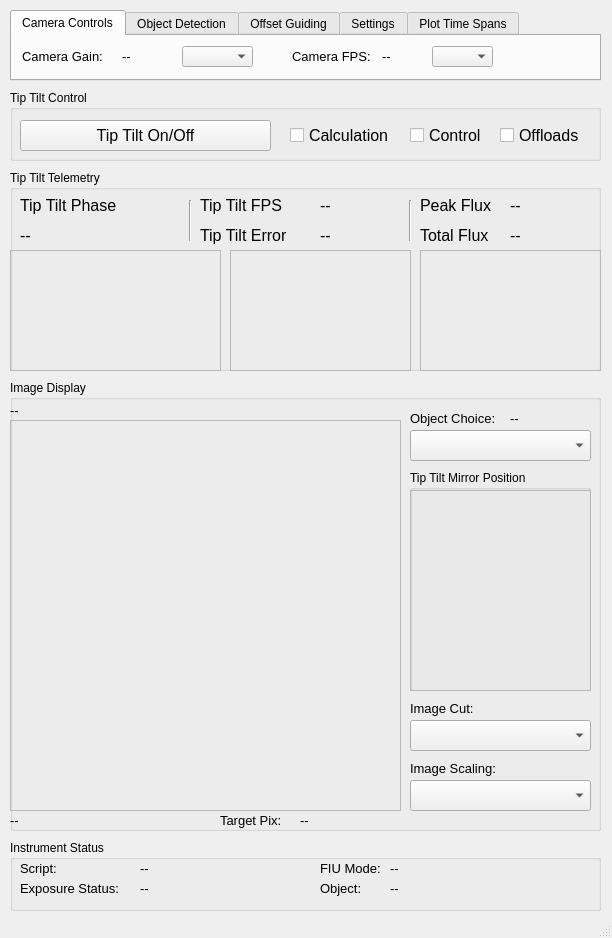
Above: kpf/TT_GUI/TipTiltGUI.ui from KeckObservatory/KPFTranslator before the change. Below: the same form after it.
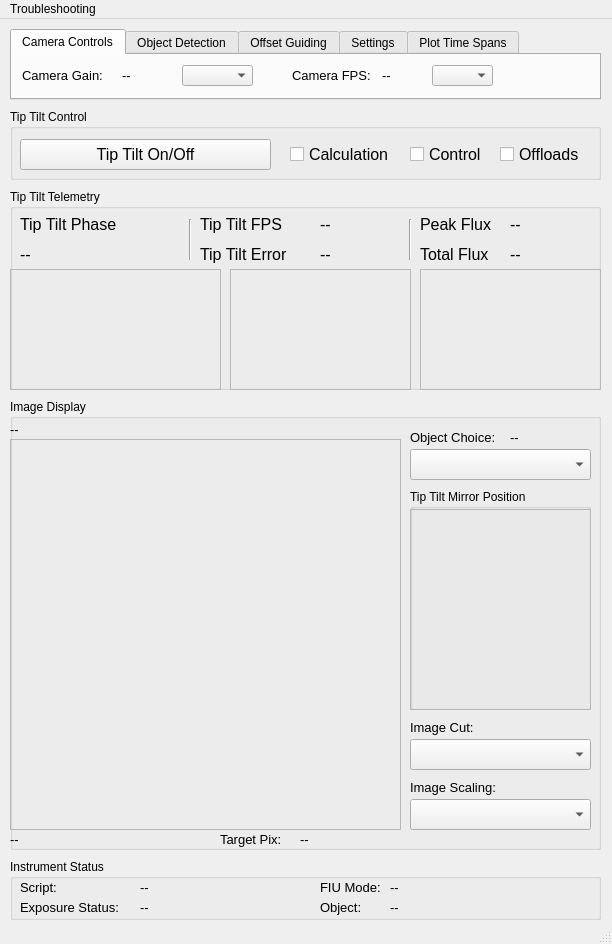
That is the form after the change.

Commit message: Add ability to restart kpfguide dispatchers

```diff
--- a/kpf/TT_GUI/TipTiltGUI.ui
+++ b/kpf/TT_GUI/TipTiltGUI.ui
@@ -7,7 +7,7 @@
     <x>0</x>
     <y>0</y>
     <width>612</width>
-    <height>938</height>
+    <height>944</height>
    </rect>
   </property>
   <property name="windowTitle">
@@ -982,7 +982,7 @@
       <x>10</x>
       <y>840</y>
       <width>591</width>
-      <height>71</height>
+      <height>61</height>
      </rect>
     </property>
     <property name="title">
@@ -1401,7 +1401,41 @@
     </widget>
    </widget>
   </widget>
-  <widget class="QStatusBar" name="statusbar"/>
+  <widget class="QMenuBar" name="menuBar">
+   <property name="geometry">
+    <rect>
+     <x>0</x>
+     <y>0</y>
+     <width>612</width>
+     <height>20</height>
+    </rect>
+   </property>
+   <widget class="QMenu" name="menuTroubleshooting">
+    <property name="title">
+     <string>Troubleshooting</string>
+    </property>
+    <addaction name="actionrestart_kpfguide1"/>
+    <addaction name="actionrestart_kpfguide2"/>
+    <addaction name="actionrestart_kpfguide3"/>
+   </widget>
+   <addaction name="menuTroubleshooting"/>
+  </widget>
+  <widget class="QStatusBar" name="statusBar"/>
+  <action name="actionrestart_kpfguide1">
+   <property name="text">
+    <string>restart kpfguide1 (CRED2 Communications)</string>
+   </property>
+  </action>
+  <action name="actionrestart_kpfguide2">
+   <property name="text">
+    <string>restart kpfguide2 (Tip Tilt Control Software)</string>
+   </property>
+  </action>
+  <action name="actionrestart_kpfguide3">
+   <property name="text">
+    <string>restart kpfguide3 (Offloading Software)</string>
+   </property>
+  </action>
  </widget>
  <resources/>
  <connections/>
```
The commit also changes 1 other file.
